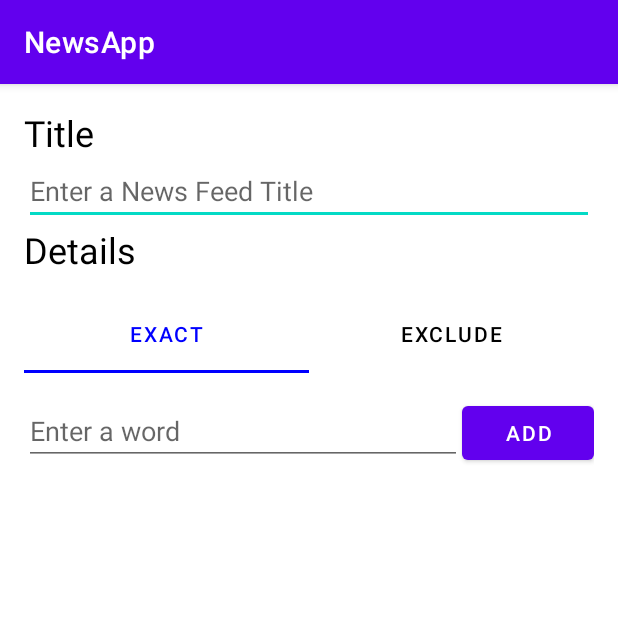
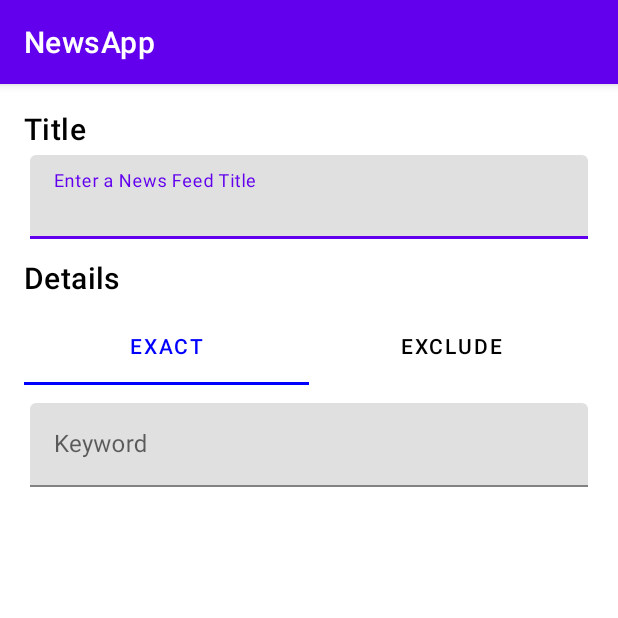
Before and after one commit to michael-m-truong/RSS-News-App, an Android app: the fragment NewsFeedDetailFragment shown on its own in the app's theme, on a phone screen of 412 x 824 dp, the top half of it. Run offline under Robolectric (Android 15) with nearby library versions, the phone set to English and light mode, and no system bars; 4 statements that could not run were skipped.

Commit message:
fragment_newsfeed_detail: Remove redundant add button
Signed-off-by: Tyler Nijmeh <tylernij@gmail.com>

```diff
--- a/app/src/main/res/layout/fragment_newsfeed_detail.xml
+++ b/app/src/main/res/layout/fragment_newsfeed_detail.xml
@@ -1,7 +1,6 @@
 <?xml version="1.0" encoding="utf-8"?>
 <LinearLayout
         xmlns:android="http://schemas.android.com/apk/res/android"
-    xmlns:tools="http://schemas.android.com/tools"
         android:orientation="vertical"
         android:layout_width="match_parent"
         android:layout_height="match_parent"
@@ -10,26 +9,32 @@
     <TextView
             android:layout_width="match_parent"
             android:layout_height="wrap_content"
-        android:textAppearance="?attr/textAppearanceHeadline5"
+            android:textAppearance="?attr/textAppearanceHeadline6"
             android:text="@string/newsfeed_title_label"
             android:textColor="?android:textColorPrimary"
     />
 
-    <EditText
+    <com.google.android.material.textfield.TextInputLayout
+            android:layout_width="match_parent"
+            android:layout_height="wrap_content"
+            android:layout_margin="4dp"
+            android:hint="@string/newsfeed_title">
+
+        <com.google.android.material.textfield.TextInputEditText
                 android:id="@+id/newsfeed_title"
                 android:layout_width="match_parent"
-        android:layout_height="wrap_content"
-        android:hint="@string/newsfeed_title"
-        android:importantForAutofill="no"
-        android:inputType="text" />
+                android:layout_height="wrap_content"/>
+
+    </com.google.android.material.textfield.TextInputLayout>
 
     <TextView
+            android:layout_marginTop="8dp"
             android:layout_width="match_parent"
             android:layout_height="wrap_content"
-        android:textAppearance="?attr/textAppearanceHeadline5"
+            android:textAppearance="?attr/textAppearanceHeadline6"
             android:text="@string/newsfeed_details_label"
             android:textColor="?android:textColorPrimary"
-        android:layout_marginBottom="16dp"/>
+            android:layout_marginBottom="8dp"/>
 
     <!-- Add buttons for Exact Match and Exclude modes -->
     <LinearLayout
@@ -50,7 +55,7 @@
                 android:stateListAnimator="@null"
                 android:backgroundTint="?android:colorBackground"
                 android:state_enabled="true"
-            style="?android:attr/buttonBarButtonStyle" />
+                style="?android:attr/buttonBarButtonStyle"/>
 
         <Button
                 android:id="@+id/exclude_button"
@@ -63,7 +68,7 @@
                 android:stateListAnimator="@null"
                 android:backgroundTint="?android:colorBackground"
                 android:state_enabled="true"
-            style="?android:attr/buttonBarButtonStyle" />
+                style="?android:attr/buttonBarButtonStyle"/>
     </LinearLayout>
 
     <!-- Add an EditText and Button for input -->
@@ -78,22 +83,23 @@
             android:layout_width="match_parent"
             android:layout_height="wrap_content"
             android:orientation="horizontal"
-        android:paddingTop="16dp">
+            android:paddingTop="8dp">
 
-        <EditText
-            android:id="@+id/input_word"
+        <com.google.android.material.textfield.TextInputLayout
                 android:layout_width="0dp"
                 android:layout_height="wrap_content"
                 android:layout_weight="1"
-            android:hint="Enter a word"
+                android:layout_margin="4dp"
+                android:hint="Keyword">
+
+            <com.google.android.material.textfield.TextInputEditText
+                    android:id="@+id/input_word"
+                    android:layout_width="match_parent"
+                    android:layout_height="wrap_content"
                     android:imeOptions="actionDone"
-            android:singleLine="true" />
+                    android:singleLine="true"/>
 
-        <Button
-            android:id="@+id/add_chip_button"
-            android:layout_width="wrap_content"
-            android:layout_height="wrap_content"
-            android:text="Add" />
+        </com.google.android.material.textfield.TextInputLayout>
     </LinearLayout>
 
     <!-- Use a ChipGroup for the word bank -->
```
Also changed, not shown: app/src/main/java/com/bignerdranch/android/newsapp/NewsFeedDetailFragment.kt (+1 -49 lines). Lines whose indentation alone changed are shown as unchanged.
